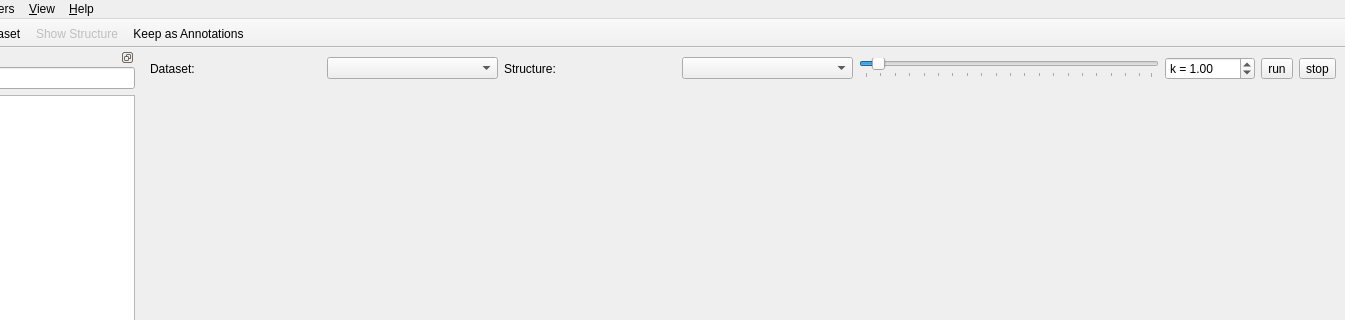
This is widgets/mainwindow.ui in phys2/belki as Qt 5 draws it before an edit; both pictures show x 155 to 1500 and y 0 to 320 of the 1500 by 800 pixel window. The edited form follows.
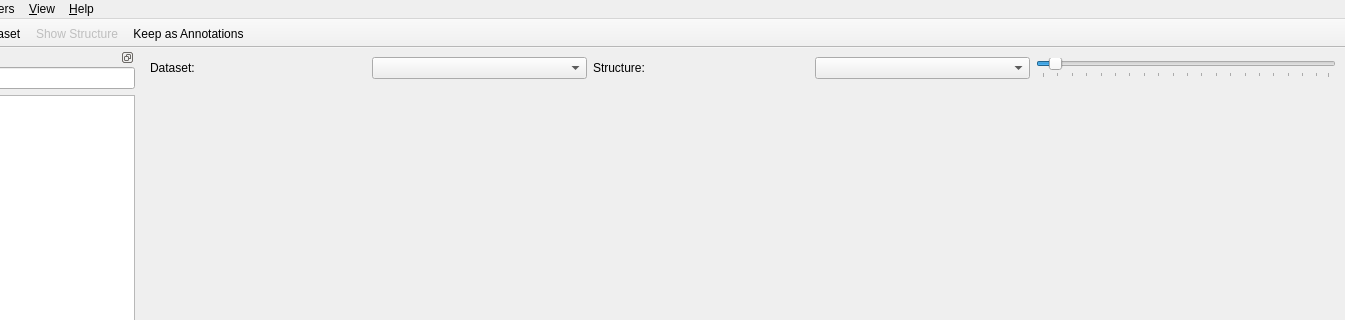
This is the edited form. Icons and pictures are not drawn. Custom widgets are drawn as their Qt base class.

Diff of the .ui file:
```diff
--- a/widgets/mainwindow.ui
+++ b/widgets/mainwindow.ui
@@ -105,71 +105,6 @@
          </property>
         </widget>
        </item>
-       <item>
-        <widget class="QWidget" name="famsWidget" native="true">
-         <layout class="QHBoxLayout" name="_3">
-          <property name="leftMargin">
-           <number>0</number>
-          </property>
-          <property name="topMargin">
-           <number>0</number>
-          </property>
-          <property name="rightMargin">
-           <number>0</number>
-          </property>
-          <property name="bottomMargin">
-           <number>0</number>
-          </property>
-          <item>
-           <widget class="QDoubleSpinBox" name="famsKSelect">
-            <property name="toolTip">
-             <string>Adjust parameter k for adaptive bandwidths</string>
-            </property>
-            <property name="prefix">
-             <string>k = </string>
-            </property>
-            <property name="minimum">
-             <double>0.100000000000000</double>
-            </property>
-            <property name="maximum">
-             <double>4.000000000000000</double>
-            </property>
-            <property name="singleStep">
-             <double>0.100000000000000</double>
-            </property>
-            <property name="value">
-             <double>1.000000000000000</double>
-            </property>
-           </widget>
-          </item>
-          <item>
-           <widget class="QToolButton" name="famsRunButton">
-            <property name="text">
-             <string>run</string>
-            </property>
-            <property name="icon">
-             <iconset theme="run-build">
-              <normaloff>.</normaloff>.</iconset>
-            </property>
-           </widget>
-          </item>
-          <item>
-           <widget class="QToolButton" name="famsStopButton">
-            <property name="toolTip">
-             <string>Stop current computation</string>
-            </property>
-            <property name="text">
-             <string>stop</string>
-            </property>
-            <property name="icon">
-             <iconset theme="process-stop">
-              <normaloff>.</normaloff>.</iconset>
-            </property>
-           </widget>
-          </item>
-         </layout>
-        </widget>
-       </item>
       </layout>
      </widget>
     </item>
```
